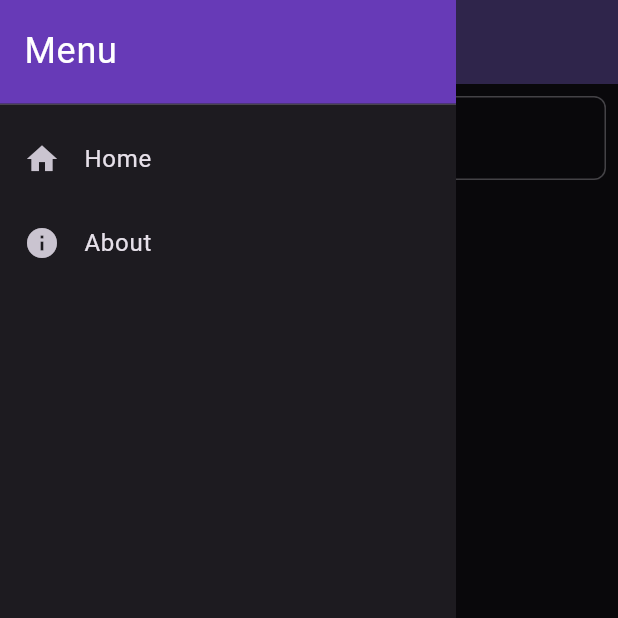
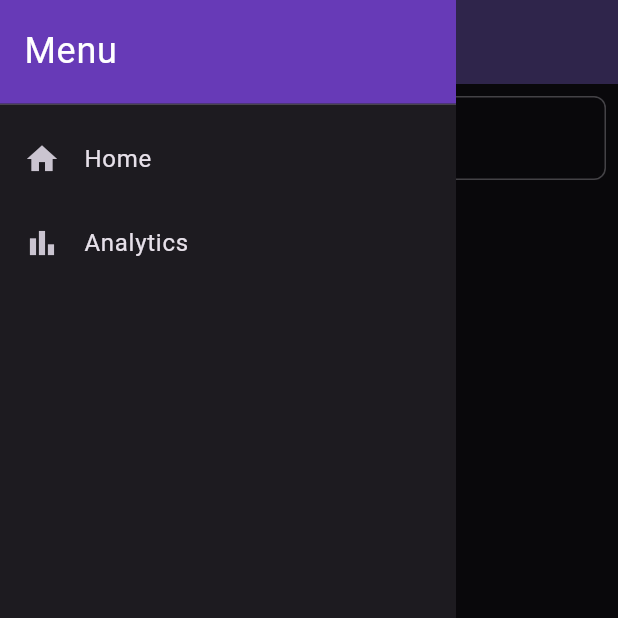
Before and after one commit to pedrosantos992/web_dash_fl, a Flutter app: the screen it shows after launch, with the side drawer open, on a phone screen of 412 x 824 dp, the top half of it. Run offline on Flutter 3.47's test engine with Material 3 defaults, Android fonts, the light colour scheme and no system bars; our stand-ins replace fl_chart; network calls fail.

Commit message:
add analytics chart

```diff
--- a/lib/main.dart
+++ b/lib/main.dart
@@ -1,6 +1,6 @@
 import 'package:flutter/material.dart';
 import 'package:web_dash_fl/pages/home.dart';
-import 'pages/about_page.dart'; // Import the AboutPage from another file
+import 'pages/analytics_page.dart';
 
 void main() {
   runApp(const MyApp());
@@ -16,7 +16,7 @@ class MyApp extends StatelessWidget {
       theme: ThemeData.dark(),
       home: const MyHomePage(title: "flutter demo"),
       routes: {
-        '/about': (context) => const AboutPage(),
+        '/analytics': (context) => const AnalyticsPage(),
       },
       initialRoute: '/', // Set the initial route
       debugShowCheckedModeBanner: false,
--- a/lib/pages/about_page.dart
+++ /dev/null
@@ -1,17 +0,0 @@
-import 'package:flutter/material.dart';
-
-class AboutPage extends StatelessWidget {
-  const AboutPage({super.key});
-
-  @override
-  Widget build(BuildContext context) {
-    return Scaffold(
-      appBar: AppBar(
-        title: const Text('About Page'),
-      ),
-      body: const Center(
-        child: Text('This is the About Page'),
-      ),
-    );
-  }
-}
--- a/lib/pages/home.dart
+++ b/lib/pages/home.dart
@@ -143,16 +143,18 @@ class _MyHomePageState extends State<MyHomePage> {
       title: Text(widget.title),
       actions: !isMobile
           ? [
-              TextButton(
-                onPressed: () {
-                  Navigator.pushNamed(
-                      context, '/about'); // Navigate to the About page
-                },
-                child: const Text(
-                  'About',
-                  style: TextStyle(color: Colors.white),
+              Padding(
+                padding: const EdgeInsets.symmetric(horizontal: 8.0),
+                child: TextButton(
+                  onPressed: () {
+                    Navigator.pushNamed(context, '/analytics');
+                  },
+                  child: const Text(
+                    'Analytics',
+                    style: TextStyle(color: Colors.white),
+                  ),
                 ),
-              ),
+              )
             ]
           : null,
     );
@@ -194,10 +196,10 @@ class _MyHomePageState extends State<MyHomePage> {
               },
             ),
             ListTile(
-              leading: const Icon(Icons.info),
-              title: const Text('About'),
+              leading: const Icon(Icons.bar_chart),
+              title: const Text('Analytics'),
               onTap: () {
-                Navigator.pushNamed(context, '/about');
+                Navigator.pushNamed(context, '/analytics');
               },
             ),
           ],
@@ -229,7 +231,7 @@ class UserDataSource extends DataTableSource {
           onPressed: () {
             showUserDialog(user);
           },
-          child: const Icon(Icons.mode_edit),
+          child: const Icon(Icons.visibility),
         ),
       ),
     ]);
--- a/pubspec.yaml
+++ b/pubspec.yaml
@@ -37,6 +37,7 @@ dependencies:
   cupertino_icons: ^1.0.8
   flutter_riverpod: ^2.5.1
   http: ^1.2.2
+  fl_chart: ^0.69.0
 
 dev_dependencies:
   flutter_test:
```
Also changed, not shown: lib/pages/analytics_page.dart (added, +65 -0 lines), pubspec.lock.
